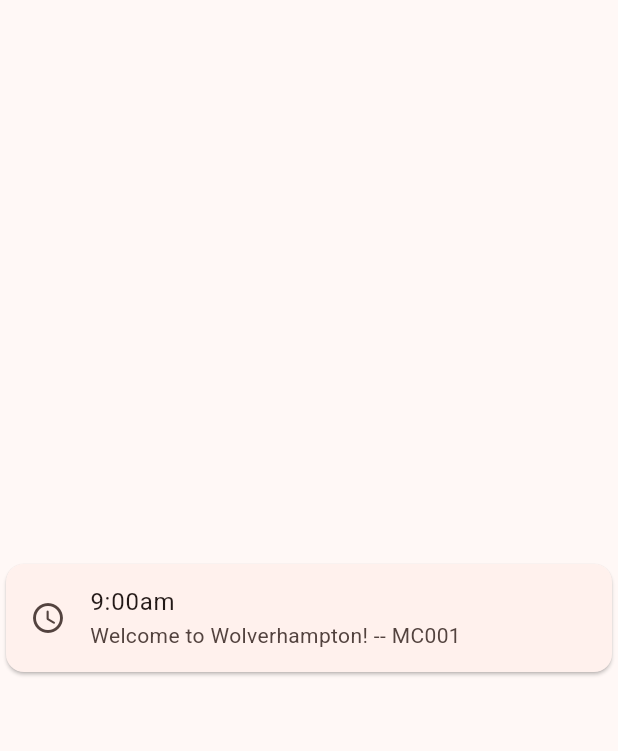
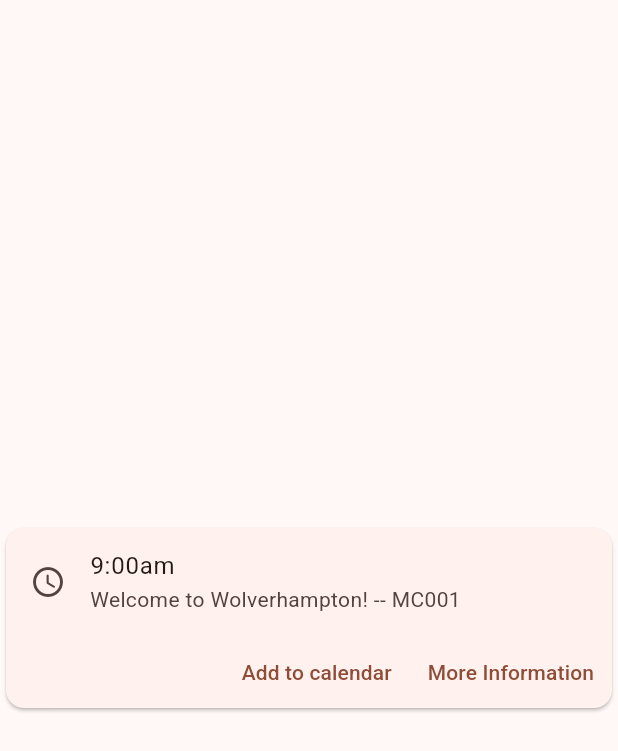
Before and after one commit to JunlinLiWLV/5CS022, a Flutter app: the TimeCards widget shown alone on an empty page, opened directly, on a phone screen of 412 x 824 dp. Shown: the top 751 px of the screen. Run offline on Flutter 3.47's test engine with Material 3 defaults, Android fonts, the light colour scheme and no system bars; our stand-ins replace flutter_map, latlong2; missing offline and left inert: add_2_calendar, mobile_scanner, mysql_client.

Commit message:
Added buttons to timetable, added dependency for add_2_calendar

```diff
--- a/lib/widgets.dart
+++ b/lib/widgets.dart
@@ -1,29 +1,43 @@
 import 'package:flutter/material.dart';
-
+import 'package:add_2_calendar/add_2_calendar.dart';
 
 class TimeCards extends StatelessWidget {
-  const TimeCards({super.key, required this.time, required this.eventData}); // take in values for time and event data
+  const TimeCards({
+    super.key,
+    required this.time,
+    required this.eventData,
+  }); // take in values for time and event data
 
   final String time;
   final String eventData;
-
-
+  // final String calendarInfo;
 
   @override
   Widget build(BuildContext context) {
-    return Center( // construct a card
+    return Center(
+      // construct a card
       child: Card(
           child: Column(
         mainAxisSize: MainAxisSize.min,
         children: <Widget>[
-            ListTile( //do not use const here, since the variables are declared at runtime.
+          ListTile(
+            //do not use const here, since the variables are declared at runtime.
             leading: Icon(Icons.access_time_rounded),
             title: Text(time),
             subtitle: Text(eventData),
           ),
+          Row(mainAxisAlignment: MainAxisAlignment.end, children: [
+            TextButton(
+              onPressed: () {},
+              child: Text("Add to calendar"),
+            ),
+            TextButton(
+              onPressed: () {},
+              child: Text("More Information"),
+            )
+          ]),
         ],
-        ),
-      ),
+      )),
     );
   }
 }
--- a/pubspec.yaml
+++ b/pubspec.yaml
@@ -40,6 +40,7 @@ dependencies:
   mobile_scanner: ^6.0.7
   mysql1: ^0.20.0
   mysql_client: ^0.0.27
+  add_2_calendar: ^3.0.1
 
 
 flutter:
```
Also changed, not shown: pubspec.lock. Lines whose indentation alone changed are shown as unchanged.
